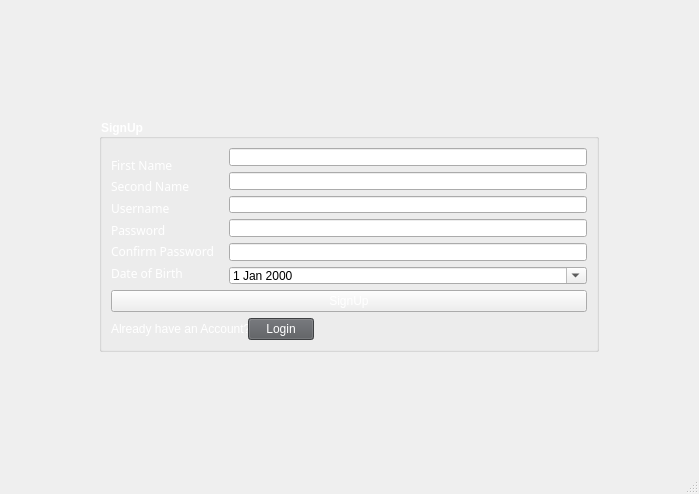
First picture: the form in register.ui, repository razashahid107/NOTEPAD-QT, before the edit.
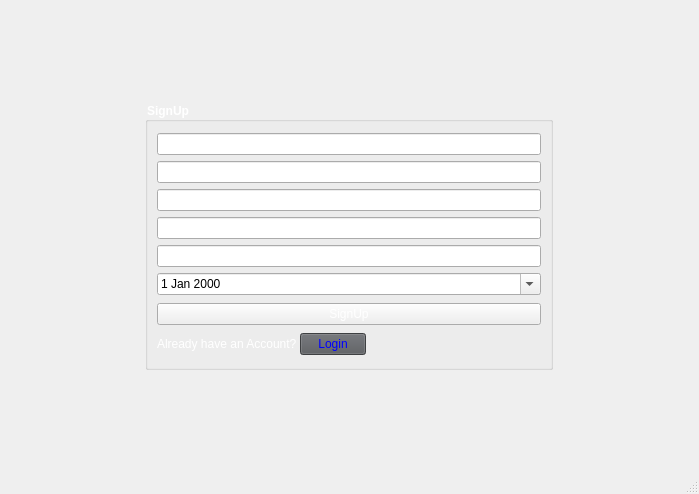
Second picture: the form after the edit. Icons and pictures are not drawn.

What changed in the file:
```diff
--- a/register.ui
+++ b/register.ui
@@ -22,8 +22,8 @@
      <widget class="QGroupBox" name="groupBox">
       <property name="maximumSize">
        <size>
-        <width>500</width>
-        <height>233</height>
+        <width>408</width>
+        <height>268</height>
        </size>
       </property>
       <property name="font">
@@ -41,115 +41,6 @@
       <layout class="QGridLayout" name="gridLayout_3">
        <item row="0" column="0">
         <layout class="QHBoxLayout" name="horizontalLayout">
-         <item>
-          <layout class="QVBoxLayout" name="verticalLayout">
-           <property name="spacing">
-            <number>0</number>
-           </property>
-           <property name="leftMargin">
-            <number>0</number>
-           </property>
-           <property name="topMargin">
-            <number>6</number>
-           </property>
-           <property name="rightMargin">
-            <number>9</number>
-           </property>
-           <property name="bottomMargin">
-            <number>0</number>
-           </property>
-           <item>
-            <widget class="QLabel" name="label">
-             <property name="font">
-              <font>
-               <family>Arial Rounded MT Bold</family>
-              </font>
-             </property>
-             <property name="styleSheet">
-              <string notr="true">color: rgb(255, 255, 255);</string>
-             </property>
-             <property name="text">
-              <string>First Name</string>
-             </property>
-            </widget>
-           </item>
-           <item>
-            <widget class="QLabel" name="label_2">
-             <property name="font">
-              <font>
-               <family>Arial Rounded MT Bold</family>
-              </font>
-             </property>
-             <property name="styleSheet">
-              <string notr="true">color: rgb(255, 255, 255);</string>
-             </property>
-             <property name="text">
-              <string>Second Name</string>
-             </property>
-            </widget>
-           </item>
-           <item>
-            <widget class="QLabel" name="label_4">
-             <property name="font">
-              <font>
-               <family>Arial Rounded MT Bold</family>
-              </font>
-             </property>
-             <property name="styleSheet">
-              <string notr="true">color: rgb(255, 255, 255);</string>
-             </property>
-             <property name="text">
-              <string>Username</string>
-             </property>
-            </widget>
-           </item>
-           <item>
-            <widget class="QLabel" name="label_3">
-             <property name="font">
-              <font>
-               <family>Arial Rounded MT Bold</family>
-              </font>
-             </property>
-             <property name="styleSheet">
-              <string notr="true">color: rgb(255, 255, 255);</string>
-             </property>
-             <property name="text">
-              <string>Password</string>
-             </property>
-            </widget>
-           </item>
-           <item>
-            <widget class="QLabel" name="label_5">
-             <property name="font">
-              <font>
-               <family>Arial Rounded MT Bold</family>
-              </font>
-             </property>
-             <property name="styleSheet">
-              <string notr="true">color: rgb(255, 255, 255);</string>
-             </property>
-             <property name="text">
-              <string>Confirm Password</string>
-             </property>
-            </widget>
-           </item>
-           <item>
-            <widget class="QLabel" name="label_6">
-             <property name="font">
-              <font>
-               <family>Arial Rounded MT Bold</family>
-              </font>
-             </property>
-             <property name="styleSheet">
-              <string notr="true">color: rgb(255, 255, 255);</string>
-             </property>
-             <property name="text">
-              <string>Date of Birth</string>
-             </property>
-            </widget>
-           </item>
-          </layout>
-         </item>
          <item>
           <layout class="QVBoxLayout" name="verticalLayout_2">
            <item>
@@ -214,7 +105,7 @@
        <item row="2" column="0">
         <layout class="QGridLayout" name="gridLayout">
          <property name="rightMargin">
-          <number>273</number>
+          <number>175</number>
          </property>
          <property name="spacing">
           <number>0</number>
@@ -241,7 +132,8 @@
             </size>
            </property>
            <property name="styleSheet">
-            <string notr="true">background-color: rgb(87, 89, 93);
+            <string notr="true">color: blue;
+background-color: rgb(87, 89, 93);
 border-color: rgb(87, 89, 93);</string>
            </property>
            <property name="text">
```
Left out of the diff: 3 changed lines with no effect on the pictures.
